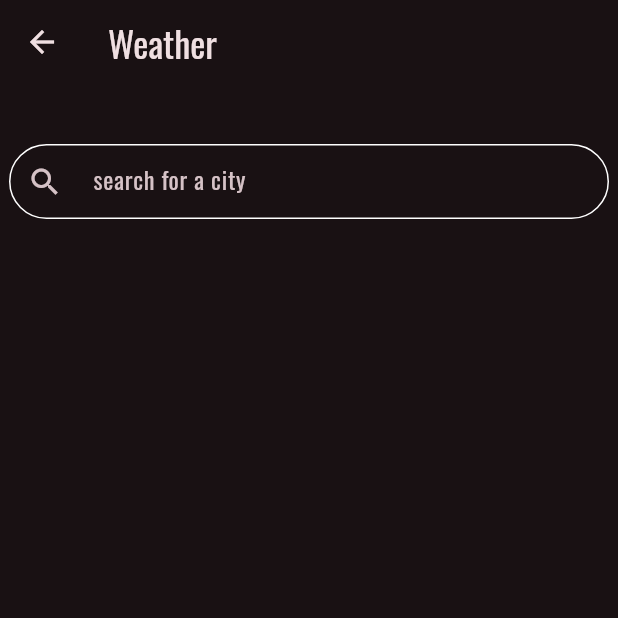
After one commit to Elesawy11/weather, a Flutter app: the screen it shows after launch, after a tap on "Get Start", on a phone screen of 412 x 824 dp, the top half of it. The commit adds this screen. Run offline on Flutter 3.47's test engine with Material 2 defaults, Android fonts, the phone set to English and light mode, and no system bars.

Commit message:
add custom text field

```diff
--- a/lib/main.dart
+++ b/lib/main.dart
@@ -11,7 +11,11 @@ class WeatherApp extends StatelessWidget {
   @override
   Widget build(BuildContext context) {
     return  MaterialApp(
+
       theme: ThemeData(
+        fontFamily: 'Oswald',
+        colorSchemeSeed: Colors.black,
+        useMaterial3: true,
         brightness: Brightness.dark
 
       ),
--- /dev/null
+++ b/lib/views/custom_text_field.dart
@@ -0,0 +1,40 @@
+import 'package:flutter/material.dart';
+
+class CustomTextField extends StatelessWidget {
+  const CustomTextField(
+      {super.key, required this.hint, this.maxLines = 1, this.onChanged, required this.icon});
+  final String hint;
+  final int maxLines;
+  final IconData icon;
+
+  final void Function(String)? onChanged;
+  @override
+  Widget build(BuildContext context) {
+    return Center(
+      child: SizedBox(
+        height: 50,
+        width: 400,
+        child: TextField(
+
+
+          onChanged: onChanged,
+          cursorColor: Colors.black,
+          maxLines: maxLines,
+          decoration: InputDecoration(
+            prefixIcon:  Icon(icon),
+            hintText: hint,
+            border: buildBorder(),
+            enabledBorder: buildBorder(),
+            focusedBorder: buildBorder(color: Colors.black),
+          ),
+        ),
+      ),
+    );
+  }
+
+  OutlineInputBorder buildBorder({color}) {
+    return OutlineInputBorder(
+        borderSide: BorderSide(color: color ?? Colors.white),
+        borderRadius: BorderRadius.circular(30));
+  }
+}
--- /dev/null
+++ b/lib/views/search_view.dart
@@ -0,0 +1,28 @@
+import 'package:flutter/material.dart';
+import 'package:weather_app_ui/views/custom_text_field.dart';
+
+class SearchView extends StatelessWidget {
+  const SearchView({super.key});
+
+  @override
+  Widget build(BuildContext context) {
+    return Scaffold(
+        appBar: AppBar(
+          title: const Text(
+            'Weather',
+            style: TextStyle(fontSize: 24),
+          ),
+        ),
+        body: const Column(
+          children: [
+            SizedBox(
+              height: 40,
+            ),
+            CustomTextField(
+              hint: ' search for a city',
+              icon: Icons.search,
+            ),
+          ],
+        ));
+  }
+}
--- a/lib/views/widgets/weather_view_form.dart
+++ b/lib/views/widgets/weather_view_form.dart
@@ -1,4 +1,5 @@
 import 'package:flutter/material.dart';
+import 'package:weather_app_ui/views/search_view.dart';
 import 'package:weather_app_ui/views/widgets/custom_button.dart';
 
 class WeatherViewForm extends StatelessWidget {
@@ -60,15 +61,20 @@ class WeatherViewForm extends StatelessWidget {
                 fontSize: 18,
                 fontFamily: 'Oswald',
                 color: Colors.white.withOpacity(0.5)),
-          ),const SizedBox(
+          ),
+          const SizedBox(
             height: 100,
           ),
-           CustomButton(
+          CustomButton(
             onTap: () {
-
+              Navigator.push(
+                context,
+                MaterialPageRoute(builder: (context) {
+                  return const SearchView();
+                }),
+              );
             },
           ),
-
         ],
       ),
     );
```
